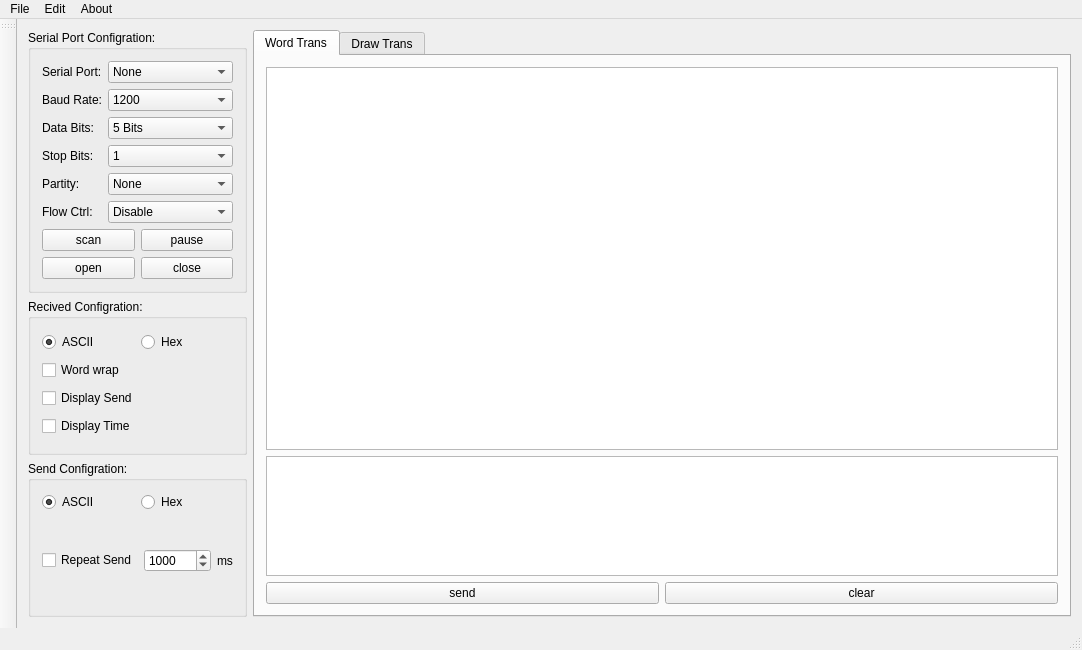
The window that serialport.ui (carloscn/tinyserial) describes before a commit, drawn with Qt 5.
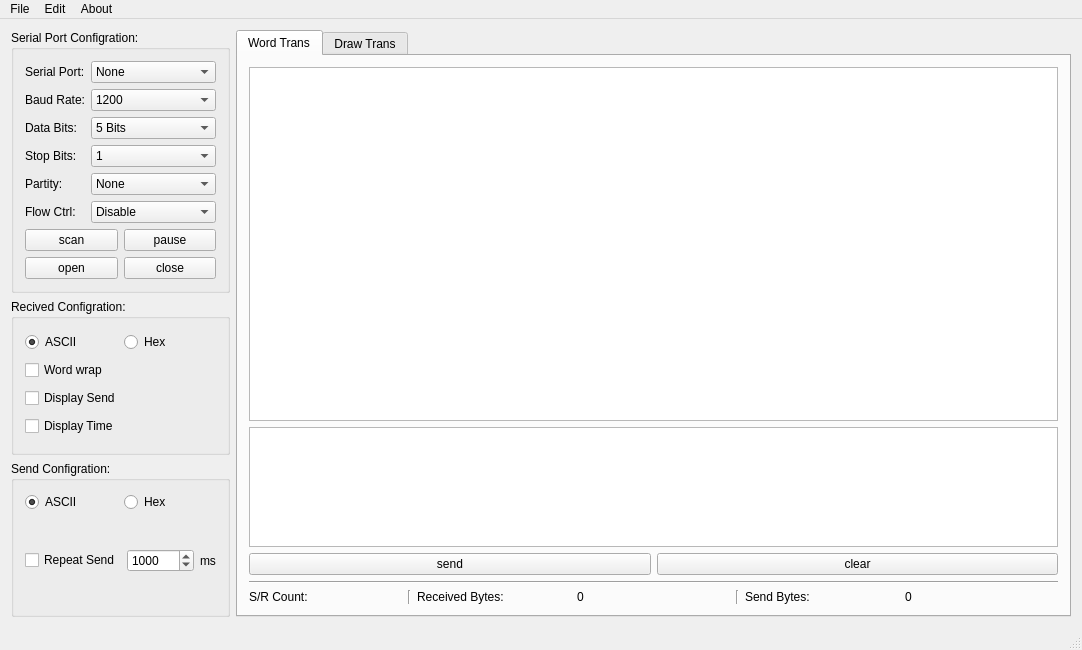
The same window after the commit. The open tabs and pages were chosen to show the change. Custom widgets are drawn as their Qt base class.

```diff
--- a/serialport.ui
+++ b/serialport.ui
@@ -404,6 +404,9 @@
               <height>120</height>
              </size>
             </property>
+            <property name="styleSheet">
+             <string notr="true">font: 12pt &quot;Ubuntu&quot;;</string>
+            </property>
            </widget>
           </item>
           <item>
@@ -426,25 +429,74 @@
           </item>
          </layout>
         </item>
-       </layout>
-      </widget>
-      <widget class="QWidget" name="draw">
-       <attribute name="title">
-        <string>Draw Trans</string>
-       </attribute>
-       <layout class="QVBoxLayout" name="verticalLayout">
         <item>
-         <widget class="QCheckBox" name="checkBox_enableDraw">
-          <property name="text">
-           <string>Enable Draw Function</string>
+         <widget class="Line" name="line">
+          <property name="orientation">
+           <enum>Qt::Horizontal</enum>
           </property>
          </widget>
         </item>
         <item>
-         <widget class="QCustomPlot" name="plot" native="true"/>
+         <layout class="QHBoxLayout" name="horizontalLayout_8">
+          <item>
+           <widget class="QLabel" name="label_7">
+            <property name="text">
+             <string>S/R Count:         </string>
+            </property>
+           </widget>
+          </item>
+          <item>
+           <widget class="Line" name="line_3">
+            <property name="orientation">
+             <enum>Qt::Vertical</enum>
+            </property>
+           </widget>
+          </item>
+          <item>
+           <widget class="QLabel" name="label_8">
+            <property name="text">
+             <string>Received Bytes:</string>
+            </property>
+           </widget>
+          </item>
+          <item>
+           <widget class="QLabel" name="labelRBytes">
+            <property name="text">
+             <string>0</string>
+            </property>
+           </widget>
+          </item>
+          <item>
+           <widget class="Line" name="line_2">
+            <property name="orientation">
+             <enum>Qt::Vertical</enum>
+            </property>
+           </widget>
+          </item>
+          <item>
+           <widget class="QLabel" name="label_9">
+            <property name="text">
+             <string>Send Bytes:</string>
+            </property>
+           </widget>
+          </item>
+          <item>
+           <widget class="QLabel" name="labelSBytes">
+            <property name="text">
+             <string>0</string>
+            </property>
+           </widget>
+          </item>
+         </layout>
         </item>
        </layout>
       </widget>
+      <widget class="QWidget" name="draw">
+       <attribute name="title">
+        <string>Draw Trans</string>
+       </attribute>
+       <layout class="QVBoxLayout" name="verticalLayout"/>
+      </widget>
      </widget>
     </item>
    </layout>
@@ -479,14 +531,6 @@
    <addaction name="menuEdit"/>
    <addaction name="menuAbout"/>
   </widget>
-  <widget class="QToolBar" name="mainToolBar">
-   <attribute name="toolBarArea">
-    <enum>LeftToolBarArea</enum>
-   </attribute>
-   <attribute name="toolBarBreak">
-    <bool>false</bool>
-   </attribute>
-  </widget>
   <widget class="QStatusBar" name="statusBar"/>
   <action name="actionAbout_TinySerialPort">
    <property name="text">
@@ -500,14 +544,6 @@
   </action>
  </widget>
  <layoutdefault spacing="6" margin="11"/>
- <customwidgets>
-  <customwidget>
-   <class>QCustomPlot</class>
-   <extends>QWidget</extends>
-   <header>qcustomplot.h</header>
-   <container>1</container>
-  </customwidget>
- </customwidgets>
  <resources/>
  <connections/>
 </ui>
```
Left out of the diff: 4 changed lines with no effect on the pictures.
